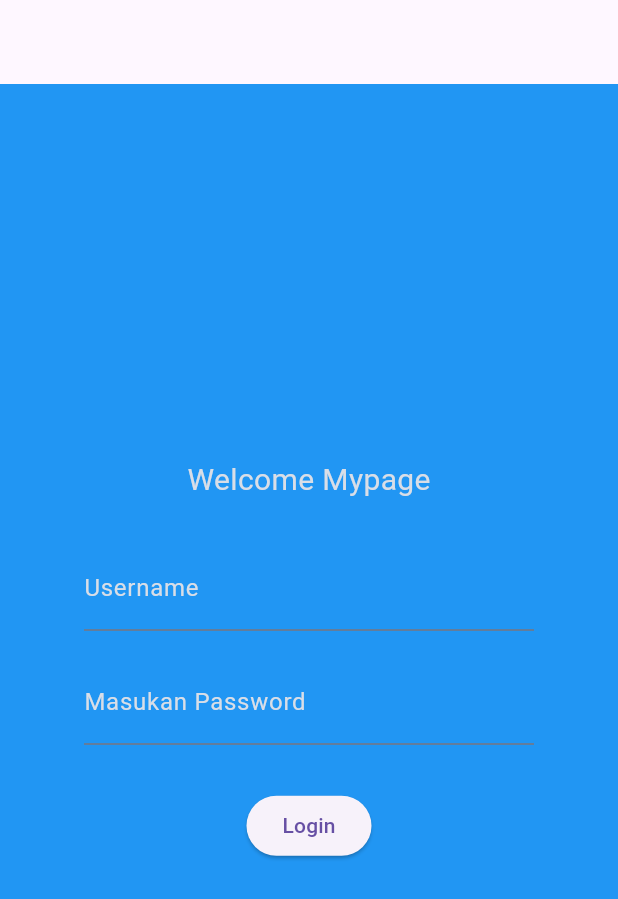
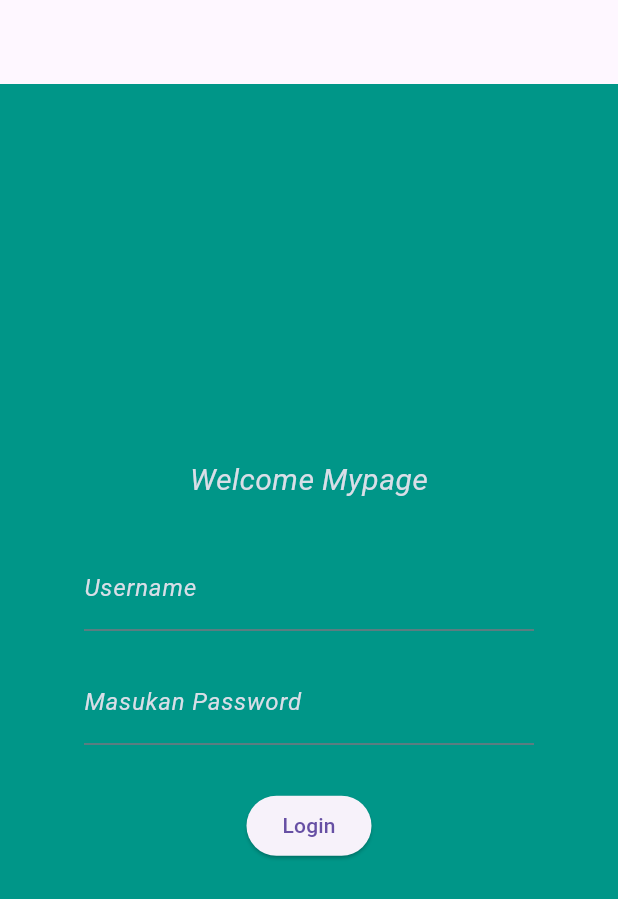
Before and after one commit to MaharaniCantik/Latihan_AplikasiMobil1, a Flutter app: the screen it shows after launch, on a phone screen of 412 x 824 dp. Shown: the top 899 px of the screen. Run offline on Flutter 3.47's test engine with Material 3 defaults, Android fonts, the phone set to English and light mode, and no system bars.

Commit message:
update textStyle

```diff
--- a/lib/main.dart
+++ b/lib/main.dart
@@ -6,7 +6,7 @@ class MyHomePage extends StatelessWidget {
   @override
   Widget build(BuildContext context) {
     return Scaffold(
-      backgroundColor: Colors.blue,
+      backgroundColor: Colors.teal,
       appBar: AppBar(),
       body: Center(
         child: Column(
@@ -17,6 +17,7 @@ class MyHomePage extends StatelessWidget {
               style: TextStyle(
                 color: const Color.fromARGB(255, 217, 222, 231),
                 fontSize: 20,
+                fontStyle: FontStyle.italic,
               ),
             ),
             SizedBox(height: 30),
@@ -27,6 +28,7 @@ class MyHomePage extends StatelessWidget {
                   labelText: 'Username',
                   labelStyle: TextStyle(
                     color: const Color.fromARGB(255, 217, 222, 231),
+                    fontStyle: FontStyle.italic,
                   ),
                   hintText: 'Contoh: raniKusuma',
                   hintStyle: TextStyle(
@@ -44,6 +46,7 @@ class MyHomePage extends StatelessWidget {
                   labelText: 'Masukan Password',
                   labelStyle: TextStyle(
                     color: const Color.fromARGB(255, 217, 222, 231),
+                    fontStyle: FontStyle.italic,
                   ),
                   hintText: 'Contoh Password: mE_1234',
                   hintStyle: TextStyle(
@@ -68,5 +71,5 @@ class MyHomePage extends StatelessWidget {
 }
 
 void main() {
-  runApp(MaterialApp(home: MyHomePage(), color: Colors.blue));
+  runApp(MaterialApp(home: MyHomePage(), color: Colors.teal));
 }
```
